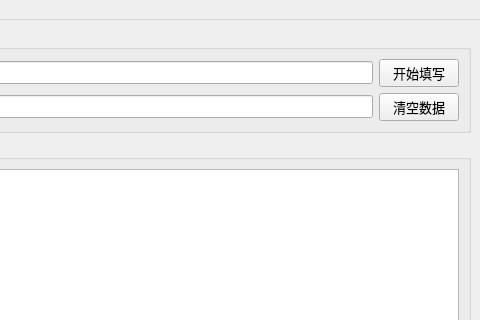
Qt form Prince_Operate_Ui.ui (chen-huai/Prince_App) before a commit; both pictures show x 505 to 985 and y 0 to 320 of the 985 by 723 pixel window.
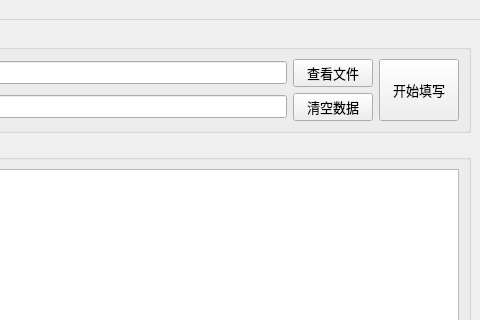
The same form after that commit. Icons and pictures are not drawn.

Commit message: 更新图标，增加查看文件功能

Patch:
```diff
--- a/Prince_Operate_Ui.ui
+++ b/Prince_Operate_Ui.ui
@@ -67,25 +67,44 @@
         </widget>
        </item>
        <item row="0" column="2">
-        <widget class="QPushButton" name="pushButton">
+        <widget class="QPushButton" name="pushButton_5">
          <property name="sizePolicy">
-          <sizepolicy hsizetype="Minimum" vsizetype="Expanding">
+          <sizepolicy hsizetype="Fixed" vsizetype="Expanding">
            <horstretch>0</horstretch>
            <verstretch>0</verstretch>
           </sizepolicy>
          </property>
          <property name="text">
-          <string>开始填写</string>
+          <string>查看文件</string>
          </property>
         </widget>
        </item>
        <item row="1" column="2">
         <widget class="QPushButton" name="pushButton_4">
+         <property name="sizePolicy">
+          <sizepolicy hsizetype="Fixed" vsizetype="Expanding">
+           <horstretch>0</horstretch>
+           <verstretch>0</verstretch>
+          </sizepolicy>
+         </property>
          <property name="text">
           <string>清空数据</string>
          </property>
         </widget>
        </item>
+       <item row="0" column="3" rowspan="2">
+        <widget class="QPushButton" name="pushButton">
+         <property name="sizePolicy">
+          <sizepolicy hsizetype="Minimum" vsizetype="Expanding">
+           <horstretch>0</horstretch>
+           <verstretch>0</verstretch>
+          </sizepolicy>
+         </property>
+         <property name="text">
+          <string>开始填写</string>
+         </property>
+        </widget>
+       </item>
       </layout>
      </widget>
     </item>
```
Left out of the diff: 14 changed lines with no effect on the pictures. The commit also changes 6 other files.
